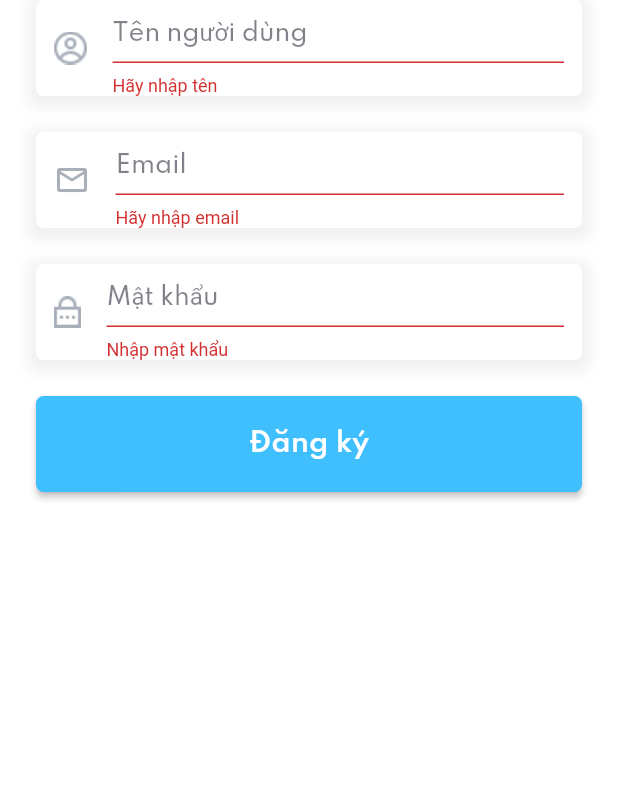
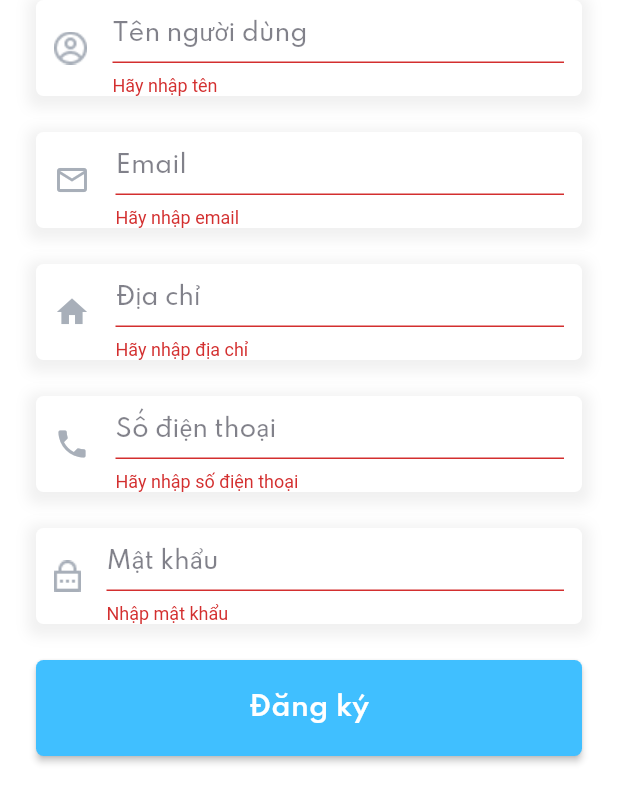
Before and after one commit to yuhlee610/bachhoaxanh, a Flutter app: the RegisterForm widget shown alone on an empty page, opened directly, after a tap on "Đăng ký", on a phone screen of 412 x 824 dp. Shown: the top 803 px of the screen. Run offline on Flutter 3.47's test engine with Material 2 defaults, Android fonts, the phone set to English and light mode, and no system bars; our stand-ins replace carousel_slider, cloud_firestore, firebase_auth, firebase_core; missing offline and left inert: flutter_braintree; accounts and stored records are empty; network calls fail.

Commit message:
Add field phone, address for sign up

```diff
--- a/lib/components/register_form.dart
+++ b/lib/components/register_form.dart
@@ -16,6 +16,8 @@ class _RegisterFormState extends State<RegisterForm> {
   TextEditingController emailController = TextEditingController();
   TextEditingController nameController = TextEditingController();
   TextEditingController passwordController = TextEditingController();
+  TextEditingController addressController = TextEditingController();
+  TextEditingController phoneController = TextEditingController();
 
   @override
   Widget build(BuildContext context) {
@@ -145,6 +147,109 @@ class _RegisterFormState extends State<RegisterForm> {
                     ]),
                 child: Row(
                   children: [
+                    Icon(
+                      Icons.home,
+                      color: Color(0xFFA8AFB9),
+                    ),
+                    SizedBox(
+                      width: 17,
+                    ),
+                    Expanded(
+                      child: TextFormField(
+                        validator: (String? value) {
+                          if (value == null || value.isEmpty) {
+                            return 'Hãy nhập địa chỉ';
+                          }
+                          return null;
+                        },
+                        controller: addressController,
+                        decoration: InputDecoration(
+                          hintText: 'Địa chỉ',
+                          hintStyle: TextStyle(
+                              color: textColor.withOpacity(0.5),
+                              fontSize: 16,
+                              fontFamily: 'Spartan'),
+                          enabledBorder: InputBorder.none,
+                          focusedBorder: InputBorder.none,
+                        ),
+                        style: TextStyle(fontSize: 16, fontFamily: 'Spartan'),
+                      ),
+                    ),
+                  ],
+                )),
+            SizedBox(
+              height: defaultPadding,
+            ),
+            Container(
+                alignment: Alignment.center,
+                height: 64,
+                margin: EdgeInsets.symmetric(horizontal: defaultPadding),
+                padding: EdgeInsets.symmetric(horizontal: defaultPadding / 2),
+                decoration: BoxDecoration(
+                    color: Colors.white,
+                    borderRadius: BorderRadius.circular(5),
+                    boxShadow: [
+                      BoxShadow(
+                        color: Colors.grey.withOpacity(0.15),
+                        spreadRadius: 5,
+                        blurRadius: 7,
+                        offset: Offset(0, 3),
+                      )
+                    ]),
+                child: Row(
+                  children: [
+                    Icon(
+                      Icons.phone,
+                      color: Color(0xFFA8AFB9),
+                    ),
+                    SizedBox(
+                      width: 17,
+                    ),
+                    Expanded(
+                      child: TextFormField(
+                        validator: (String? value) {
+                          if (value == null || value.isEmpty) {
+                            return 'Hãy nhập số điện thoại';
+                          }
+                          return null;
+                        },
+                        keyboardType: TextInputType.phone,
+                        controller: phoneController,
+                        decoration: InputDecoration(
+                          hintText: 'Số điện thoại',
+                          hintStyle: TextStyle(
+                              color: textColor.withOpacity(0.5),
+                              fontSize: 16,
+                              fontFamily: 'Spartan'),
+                          enabledBorder: InputBorder.none,
+                          focusedBorder: InputBorder.none,
+                        ),
+                        style: TextStyle(fontSize: 16, fontFamily: 'Spartan'),
+                      ),
+                    ),
+                  ],
+                )),
+            SizedBox(
+              height: defaultPadding,
+            ),
+            Container(
+                alignment: Alignment.center,
+                height: 64,
+                margin: EdgeInsets.symmetric(horizontal: defaultPadding),
+                padding: EdgeInsets.symmetric(horizontal: defaultPadding / 2),
+                decoration: BoxDecoration(
+                    color: Colors.white,
+                    borderRadius: BorderRadius.circular(5),
+                    boxShadow: [
+                      BoxShadow(
+                        color: Colors.grey.withOpacity(0.15),
+                        spreadRadius: 5,
+                        blurRadius: 7,
+                        offset: Offset(0, 3),
+                      )
+                    ]),
+                child: Row(
+                  children: [
                     Image.asset('assets/images/pass.png'),
                     SizedBox(
                       width: 17,
@@ -196,13 +301,22 @@ class _RegisterFormState extends State<RegisterForm> {
                 ),
                 onPressed: () async {
                   if (_formKey.currentState!.validate()) {
-                    bool shouldNavigate = await Provider.of<UserProvider>(context, listen: false).signUp(emailController.text, passwordController.text, nameController.text);
+                    bool shouldNavigate =
+                        await Provider.of<UserProvider>(context, listen: false)
+                            .signUp(
+                                emailController.text,
+                                passwordController.text,
+                                nameController.text,
+                                addressController.text,
+                                phoneController.text);
                     if (shouldNavigate) {
                       Navigator.pushNamed(context, loginRoute);
                     } else {
-                      ScaffoldMessenger.of(context).showSnackBar(SnackBar(
-                        content: Text('Đăng ký thất bại!'),
-                      ),);
+                      ScaffoldMessenger.of(context).showSnackBar(
+                        SnackBar(
+                          content: Text('Đăng ký thất bại!'),
+                        ),
+                      );
                     }
                   }
                 },
--- a/lib/models/user.dart
+++ b/lib/models/user.dart
@@ -3,15 +3,21 @@ import 'package:cloud_firestore/cloud_firestore.dart';
 class UserModel {
   String id;
   String email;
+  List<String> address = [];
   String name;
   String phoneNumber;
 
-  UserModel({required this.id, required this.email,
-    required this.name, this.phoneNumber = '090xxxxxxx'});
+  UserModel(
+      {required this.id,
+      required this.email,
+      required this.name,
+      required this.address,
+      required this.phoneNumber});
 
-  UserModel.fromSnapShot(DocumentSnapshot snapshot) :
-      id = snapshot['uid'],
-      email = snapshot['email'],
-      name = snapshot['name'],
-      phoneNumber = snapshot['phone'];
+  UserModel.fromSnapShot(DocumentSnapshot snapshot)
+      : id = snapshot['uid'],
+        email = snapshot['email'],
+        name = snapshot['name'],
+        address = List<String>.from(snapshot['address']),
+        phoneNumber = snapshot['phone'];
 }
--- a/lib/providers/UserProvider.dart
+++ b/lib/providers/UserProvider.dart
@@ -39,7 +39,8 @@ class UserProvider with ChangeNotifier {
     }
   }
 
-  Future<bool> signUp(String email, String password, String name) async {
+  Future<bool> signUp(String email, String password, String name,
+      String address, String phone) async {
     try {
       await FirebaseAuth.instance
           .createUserWithEmailAndPassword(email: email, password: password)
@@ -51,9 +52,8 @@ class UserProvider with ChangeNotifier {
           'name': name,
           'email': email,
           'uid': result.user?.uid,
-          'phone': '088xxxxxxxx',
-          'cart': [],
-          'favorite': []
+          'phone': phone,
+          'address': [address]
         });
       });
       return true;
--- a/lib/screens/cart_screen.dart
+++ b/lib/screens/cart_screen.dart
@@ -182,13 +182,12 @@ class _CartScreenState extends State<CartScreen> {
                             '${url}?payment_method_nonce=${result.paymentMethodNonce.nonce}&device_data=${result.deviceData}'));
 
                         var payResult = jsonDecode(response.body);
-                        if(payResult['result'] == 'success') {
-                          ScaffoldMessenger.of(context).showSnackBar(
-                            SnackBar(
-                              content: Text('Thanh toan thanh cong'),
-                            ),
-                          );
-                        }
+                        ScaffoldMessenger.of(context).showSnackBar(
+                          SnackBar(
+                            content: Text(payResult['result']),
+                          ),
+                        );
+                        print(payResult['result']);
                       }
                     }
                   },
--- a/lib/screens/profile_screen.dart
+++ b/lib/screens/profile_screen.dart
@@ -4,7 +4,12 @@ import '../constant.dart';
 import '../models/user.dart';
 
 class ProfileScreen extends StatelessWidget {
-  UserModel user = new UserModel(id: '123', name: 'abc', email: 'aa@gmail.com', phoneNumber: '090888888');
+  UserModel user = new UserModel(
+      id: '123',
+      name: 'abc',
+      email: 'aa@gmail.com',
+      address: ['address1', 'address2'],
+      phoneNumber: '090888888');
 
   ProfileScreen({Key? key}) : super(key: key);
 
```
